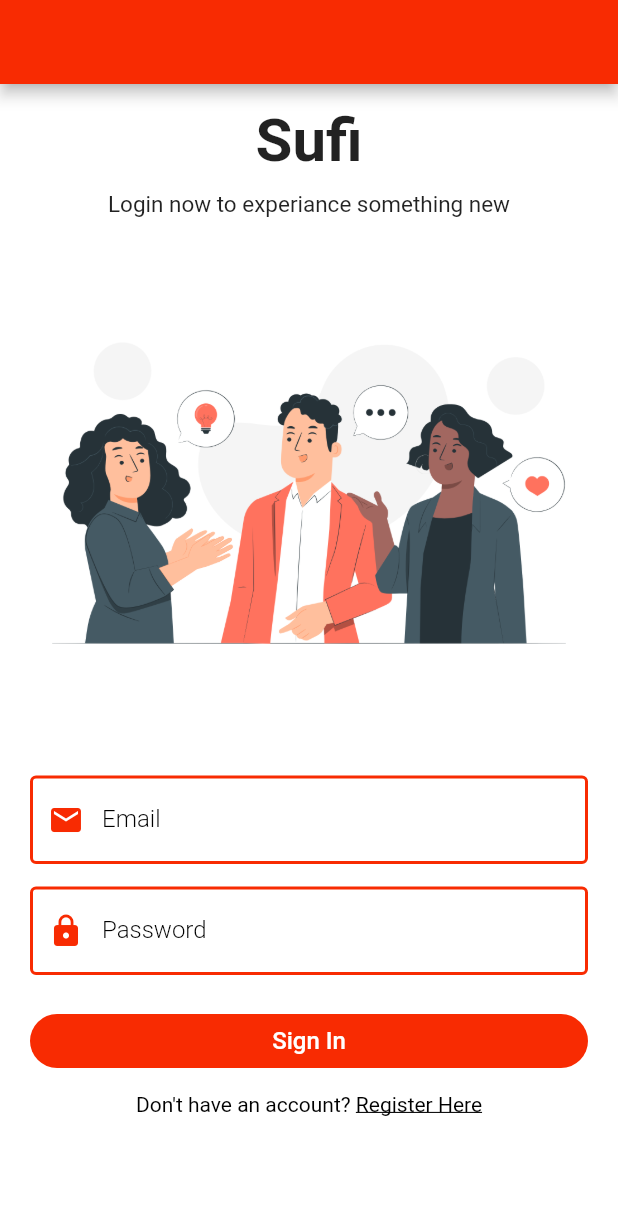
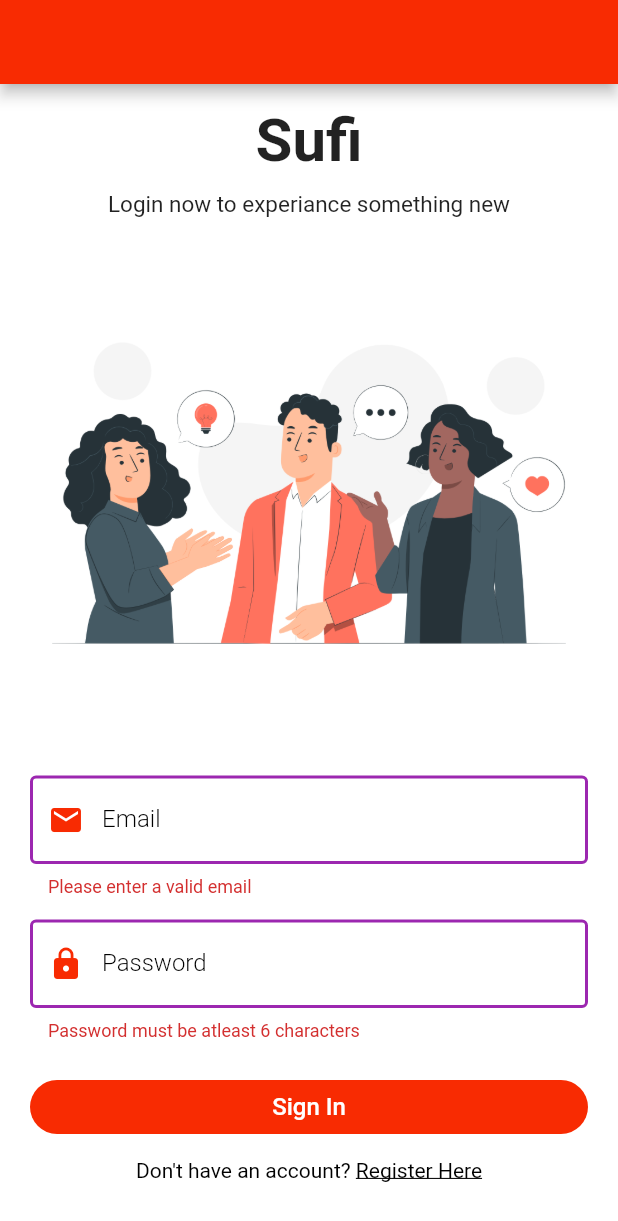
Before and after one commit to 123sufiyan/Chatapp-baded-on-Flutter, a Flutter app: the screen it shows after launch, scrolled down 66 dp, after a tap on "Sign In", on a phone screen of 412 x 824 dp. Shown: the top 1221 px of the screen. Run offline on Flutter 3.47's test engine with Material 2 defaults, Android fonts, the phone set to English and light mode, and no system bars; our stand-ins replace cloud_firestore, firebase_auth, firebase_core, shared_preferences; accounts and stored records are empty.

Commit message:
registation and login authentication is done

```diff
--- a/lib/main.dart
+++ b/lib/main.dart
@@ -48,7 +48,9 @@ class _MyAppState extends State<MyApp> {
     // calling our helper function
     await HelperFunctions.getUsernameLoginStatus().then((value) {
       if (value != null) {
-        _isSignedIn = value;
+        setState(() {
+          _isSignedIn = value;
+        });
       }
     });
   }
--- a/lib/pagess/auth/login_page.dart
+++ b/lib/pagess/auth/login_page.dart
@@ -1,9 +1,16 @@
 // ignore_for_file: prefer_const_constructors
 
 import 'package:chatapp_flutter/pagess/auth/register_page.dart';
+import 'package:chatapp_flutter/service/auth_service.dart';
+import 'package:chatapp_flutter/service/database_service.dart';
 import 'package:chatapp_flutter/widgets/widgets.dart';
+import 'package:cloud_firestore/cloud_firestore.dart';
+import 'package:firebase_auth/firebase_auth.dart';
 import 'package:flutter/gestures.dart';
 import 'package:flutter/material.dart';
+
+import '../../helper/helper_function.dart';
+import '../home_page.dart';
 
 class LoginPage extends StatefulWidget {
   const LoginPage({super.key});
@@ -17,15 +24,23 @@ class _LoginPageState extends State<LoginPage> {
   //making strings to put the values and save them
   String email = "";
   String password = "";
+  bool _isLoading = false;
+  AuthService authService = AuthService();
   @override
   Widget build(BuildContext context) {
     return Scaffold(
       appBar: AppBar(
         backgroundColor: const Color.fromARGB(255, 248, 43, 2),
       ),
-      body: SingleChildScrollView(
+      body: _isLoading
+          ? Center(
+              child: CircularProgressIndicator(
+                  color: Theme.of(context).primaryColor),
+            )
+          : SingleChildScrollView(
               child: Padding(
-          padding: const EdgeInsets.symmetric(horizontal: 20, vertical: 80),
+                padding:
+                    const EdgeInsets.symmetric(horizontal: 20, vertical: 80),
                 child: Form(
                   key: formKey,
                   child: Column(
@@ -34,12 +49,13 @@ class _LoginPageState extends State<LoginPage> {
                     children: <Widget>[
                       const Text(
                         "Sufi",
-                  style: TextStyle(fontSize: 40, fontWeight: FontWeight.bold),
+                        style: TextStyle(
+                            fontSize: 40, fontWeight: FontWeight.bold),
                       ),
                       const SizedBox(height: 10),
                       const Text("Login now to experiance something new",
-                    style:
-                        TextStyle(fontSize: 15, fontWeight: FontWeight.w400)),
+                          style: TextStyle(
+                              fontSize: 15, fontWeight: FontWeight.w400)),
                       Image.asset("assets/login.png"),
                       TextFormField(
                         decoration: textInputDecoration.copyWith(
@@ -115,7 +131,8 @@ class _LoginPageState extends State<LoginPage> {
                       Text.rich(
                         TextSpan(
                           text: "Don't have an account? ",
-                    style: const TextStyle(color: Colors.black, fontSize: 14),
+                          style: const TextStyle(
+                              color: Colors.black, fontSize: 14),
                           children: <TextSpan>[
                             TextSpan(
                                 text: "Register Here",
@@ -138,5 +155,31 @@ class _LoginPageState extends State<LoginPage> {
     );
   }
 
-  login() {}
+  login() async {
+    if (formKey.currentState!.validate()) {
+      setState(() {
+        _isLoading = true;
+      });
+      await authService
+          .logInUserWithEmailAndPassword(email, password)
+          .then((value) async {
+        if (value == true) {
+          QuerySnapshot snapshot =
+              await DatabaseService(uid: FirebaseAuth.instance.currentUser!.uid)
+                  .gettingUserData(email);
+
+          // saving values to our shared prpeferences
+          await HelperFunctions.saveUserLoginStatus(true);
+          await HelperFunctions.saveUserEmailSF(email);
+          await HelperFunctions.saveUserNameSF(snapshot.docs[0]["fullName"]);
+          nextScreenReplace(context, HomePage());
+        } else {
+          showSnackbar(context, Colors.red, value);
+          setState(() {
+            _isLoading = false;
+          });
         }
+      });
+    }
+  }
+}
--- /dev/null
+++ b/lib/service/database_service.dart
@@ -0,0 +1,30 @@
+import 'package:cloud_firestore/cloud_firestore.dart';
+
+class DatabaseService {
+  final String? uid;
+  DatabaseService({this.uid});
+
+//reference for collectors
+  final CollectionReference userCollection =
+      FirebaseFirestore.instance.collection("users");
+  final CollectionReference groupCollection =
+      FirebaseFirestore.instance.collection("groups");
+
+  //updating userdata
+  Future updateUserData(String fullName, String email) async {
+    return await userCollection.doc(uid).set({
+      "fullName": fullName,
+      "email": email,
+      "groups": [],
+      "profilepic": "",
+      "uid": uid,
+    });
+  }
+
+// getting user data
+  Future gettingUserData(String email) async {
+    QuerySnapshot snapshot =
+        await userCollection.where("email", isEqualTo: email).get();
+    return snapshot;
+  }
+}
```
Also changed, not shown: lib/helper/helper_function.dart (+16 -0 lines), lib/pagess/auth/register_page.dart (+41 -7 lines), lib/pagess/home_page.dart (+11 -1 lines), lib/service/auth_service.dart (added, +50 -0 lines), lib/widgets/widgets.dart (+16 -0 lines). Lines whose indentation alone changed are shown as unchanged.
